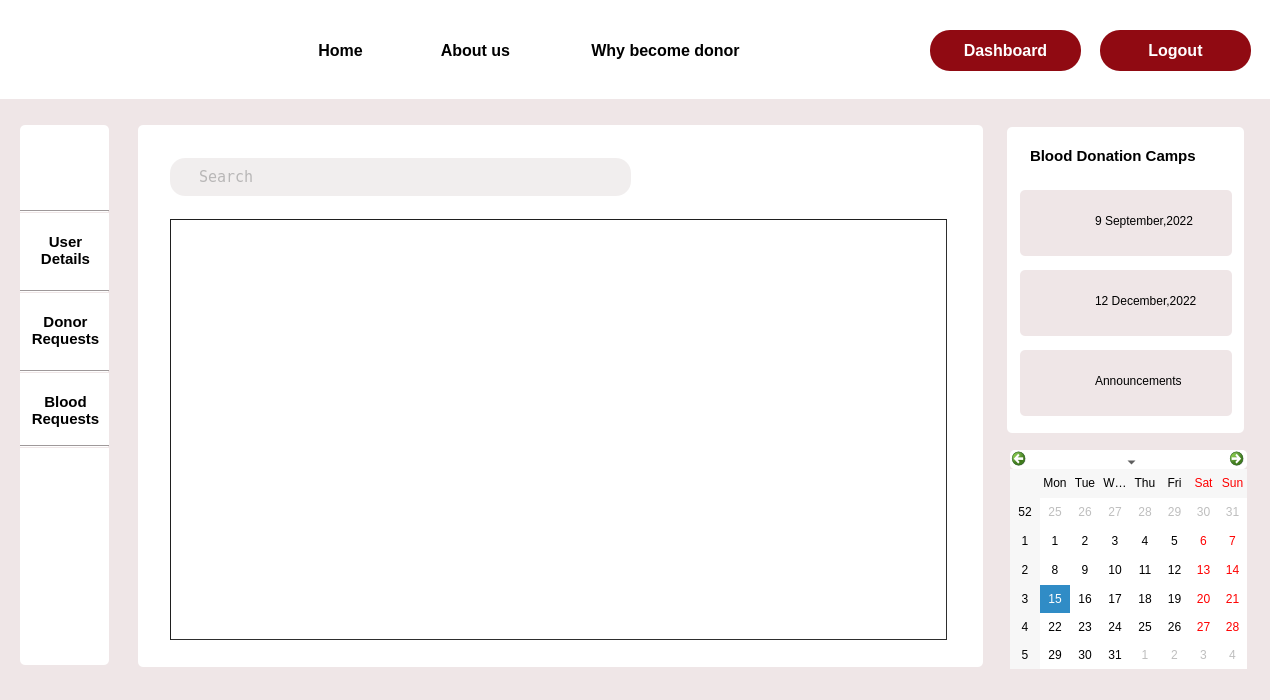
First picture: the form in emergencyrequest_admin.ui, repository Rista10/Final, before the edit.
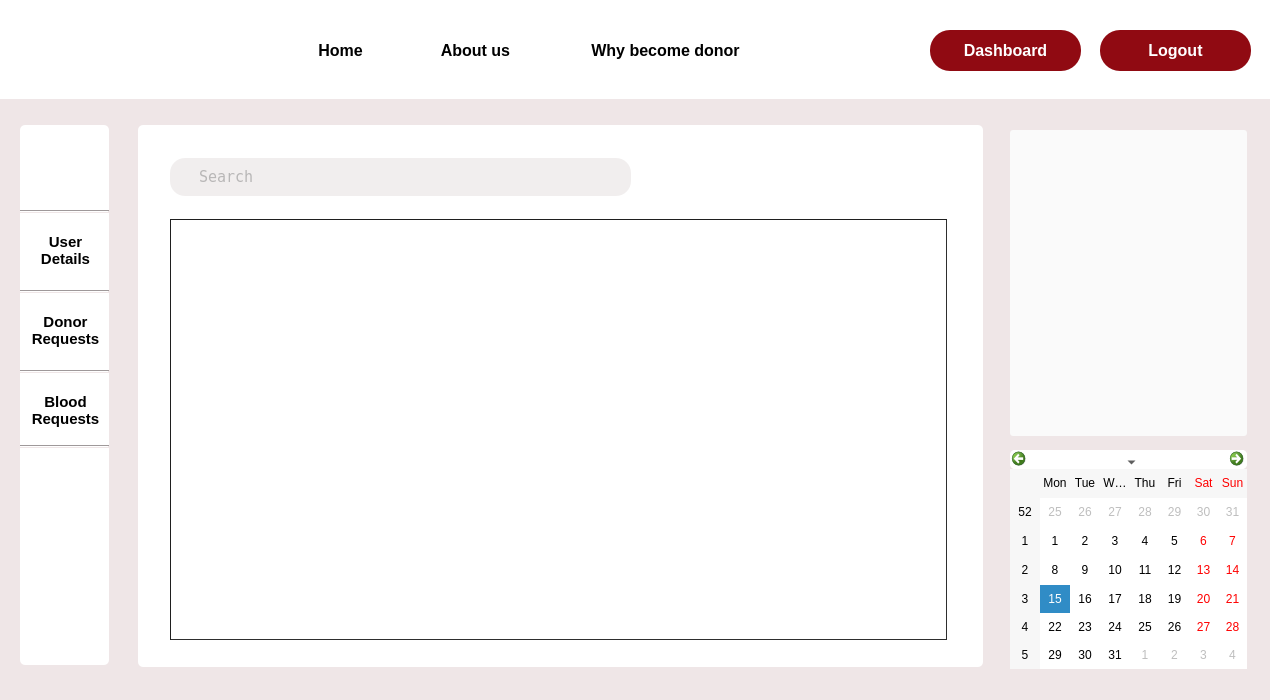
Second picture: the form after the edit. Icons and pictures are not drawn.

```diff
--- a/emergencyrequest_admin.ui
+++ b/emergencyrequest_admin.ui
@@ -51,45 +51,6 @@
 border-radius:5px;</string>
    </property>
   </widget>
-  <widget class="QLabel" name="label_29">
-   <property name="geometry">
-    <rect>
-     <x>1030</x>
-     <y>360</y>
-     <width>51</width>
-     <height>41</height>
-    </rect>
-   </property>
-   <property name="cursor">
-    <cursorShape>PointingHandCursor</cursorShape>
-   </property>
-   <property name="styleSheet">
-    <string notr="true">border-image: url(:/img/Images/announcement.png);</string>
-   </property>
-   <property name="text">
-    <string/>
-   </property>
-  </widget>
-  <widget class="QLabel" name="label_32">
-   <property name="geometry">
-    <rect>
-     <x>1095</x>
-     <y>360</y>
-     <width>131</width>
-     <height>41</height>
-    </rect>
-   </property>
-   <property name="cursor">
-    <cursorShape>PointingHandCursor</cursorShape>
-   </property>
-   <property name="styleSheet">
-    <string notr="true">label_32::hover{
-	color: rgb(144, 10, 18);}</string>
-   </property>
-   <property name="text">
-    <string>Announcements</string>
-   </property>
-  </widget>
   <widget class="QPushButton" name="my_details_2">
    <property name="geometry">
     <rect>
@@ -186,23 +147,6 @@
     <string/>
    </property>
   </widget>
-  <widget class="QLabel" name="label_4">
-   <property name="geometry">
-    <rect>
-     <x>1007</x>
-     <y>127</y>
-     <width>237</width>
-     <height>306</height>
-    </rect>
-   </property>
-   <property name="styleSheet">
-    <string notr="true">background-color: rgb(255, 255, 255);
-border-radius:5px;</string>
-   </property>
-   <property name="text">
-    <string/>
-   </property>
-  </widget>
   <widget class="Line" name="line">
    <property name="geometry">
     <rect>
@@ -233,44 +177,6 @@
     <string/>
    </property>
   </widget>
-  <widget class="QLabel" name="label_26">
-   <property name="geometry">
-    <rect>
-     <x>1020</x>
-     <y>270</y>
-     <width>212</width>
-     <height>66</height>
-    </rect>
-   </property>
-   <property name="cursor">
-    <cursorShape>PointingHandCursor</cursorShape>
-   </property>
-   <property name="styleSheet">
-    <string notr="true">border-radius:5px;</string>
-   </property>
-   <property name="text">
-    <string/>
-   </property>
-  </widget>
-  <widget class="QLabel" name="label_25">
-   <property name="geometry">
-    <rect>
-     <x>1020</x>
-     <y>350</y>
-     <width>212</width>
-     <height>66</height>
-    </rect>
-   </property>
-   <property name="cursor">
-    <cursorShape>PointingHandCursor</cursorShape>
-   </property>
-   <property name="styleSheet">
-    <string notr="true">border-radius:5px;</string>
-   </property>
-   <property name="text">
-    <string/>
-   </property>
-  </widget>
   <widget class="QPushButton" name="login">
    <property name="geometry">
     <rect>
@@ -404,67 +310,6 @@
     <string>Why become donor</string>
    </property>
   </widget>
-  <widget class="QLabel" name="label_24">
-   <property name="geometry">
-    <rect>
-     <x>1020</x>
-     <y>190</y>
-     <width>212</width>
-     <height>66</height>
-    </rect>
-   </property>
-   <property name="cursor">
-    <cursorShape>PointingHandCursor</cursorShape>
-   </property>
-   <property name="styleSheet">
-    <string notr="true">border-radius:5px;</string>
-   </property>
-   <property name="text">
-    <string/>
-   </property>
-  </widget>
-  <widget class="QLabel" name="label_30">
-   <property name="geometry">
-    <rect>
-     <x>1095</x>
-     <y>200</y>
-     <width>131</width>
-     <height>41</height>
-    </rect>
-   </property>
-   <property name="cursor">
-    <cursorShape>PointingHandCursor</cursorShape>
-   </property>
-   <property name="styleSheet">
-    <string notr="true">label_30::hover{}
-color: rgb(144, 10, 18);</string>
-   </property>
-   <property name="text">
-    <string>9 September,2022</string>
-   </property>
-  </widget>
-  <widget class="QLabel" name="label_23">
-   <property name="geometry">
-    <rect>
-     <x>1030</x>
-     <y>140</y>
-     <width>201</width>
-     <height>31</height>
-    </rect>
-   </property>
-   <property name="font">
-    <font>
-     <pointsize>11</pointsize>
-     <bold>true</bold>
-    </font>
-   </property>
-   <property name="styleSheet">
-    <string notr="true">background-color: rgb(255, 255, 255);</string>
-   </property>
-   <property name="text">
-    <string>Blood Donation Camps</string>
-   </property>
-  </widget>
   <widget class="Line" name="line_4">
    <property name="geometry">
     <rect>
@@ -478,27 +323,6 @@
     <enum>Qt::Horizontal</enum>
    </property>
   </widget>
-  <widget class="QLabel" name="label_31">
-   <property name="geometry">
-    <rect>
-     <x>1095</x>
-     <y>280</y>
-     <width>131</width>
-     <height>41</height>
-    </rect>
-   </property>
-   <property name="cursor">
-    <cursorShape>PointingHandCursor</cursorShape>
-   </property>
-   <property name="styleSheet">
-    <string notr="true">label_31::hover{
-	color: rgb(144, 10, 18);}
-</string>
-   </property>
-   <property name="text">
-    <string>12 December,2022</string>
-   </property>
-  </widget>
   <widget class="QLabel" name="label_5">
    <property name="geometry">
     <rect>
@@ -568,44 +392,6 @@
     <enum>Qt::Horizontal</enum>
    </property>
   </widget>
-  <widget class="QLabel" name="label_28">
-   <property name="geometry">
-    <rect>
-     <x>1030</x>
-     <y>280</y>
-     <width>52</width>
-     <height>52</height>
-    </rect>
-   </property>
-   <property name="cursor">
-    <cursorShape>PointingHandCursor</cursorShape>
-   </property>
-   <property name="styleSheet">
-    <string notr="true">background-image: url(:/img/Images/blood.png);</string>
-   </property>
-   <property name="text">
-    <string/>
-   </property>
-  </widget>
-  <widget class="QLabel" name="label_27">
-   <property name="geometry">
-    <rect>
-     <x>1030</x>
-     <y>200</y>
-     <width>52</width>
-     <height>52</height>
-    </rect>
-   </property>
-   <property name="cursor">
-    <cursorShape>PointingHandCursor</cursorShape>
-   </property>
-   <property name="styleSheet">
-    <string notr="true">background-image: url(:/img/Images/blood.png);</string>
-   </property>
-   <property name="text">
-    <string/>
-   </property>
-  </widget>
   <widget class="QLabel" name="label">
    <property name="geometry">
     <rect>
@@ -715,9 +501,34 @@
     <string>Logout</string>
    </property>
   </widget>
-  <zorder>label_4</zorder>
-  <zorder>label_24</zorder>
-  <zorder>label_25</zorder>
+  <widget class="QPushButton" name="pushButton_4">
+   <property name="geometry">
+    <rect>
+     <x>1010</x>
+     <y>130</y>
+     <width>237</width>
+     <height>306</height>
+    </rect>
+   </property>
+   <property name="styleSheet">
+    <string notr="true">background-color: rgb(250, 250, 250);
+border-radius:3px;
+</string>
+   </property>
+   <property name="text">
+    <string/>
+   </property>
+   <property name="icon">
+    <iconset resource="Resources.qrc">
+     <normaloff>:/Images/donor_day.JPG</normaloff>:/Images/donor_day.JPG</iconset>
+   </property>
+   <property name="iconSize">
+    <size>
+     <width>250</width>
+     <height>400</height>
+    </size>
+   </property>
+  </widget>
   <zorder>label</zorder>
   <zorder>label_2</zorder>
   <zorder>label_32</zorder>
```
Left out of the diff: 13 changed lines with no effect on the pictures.
